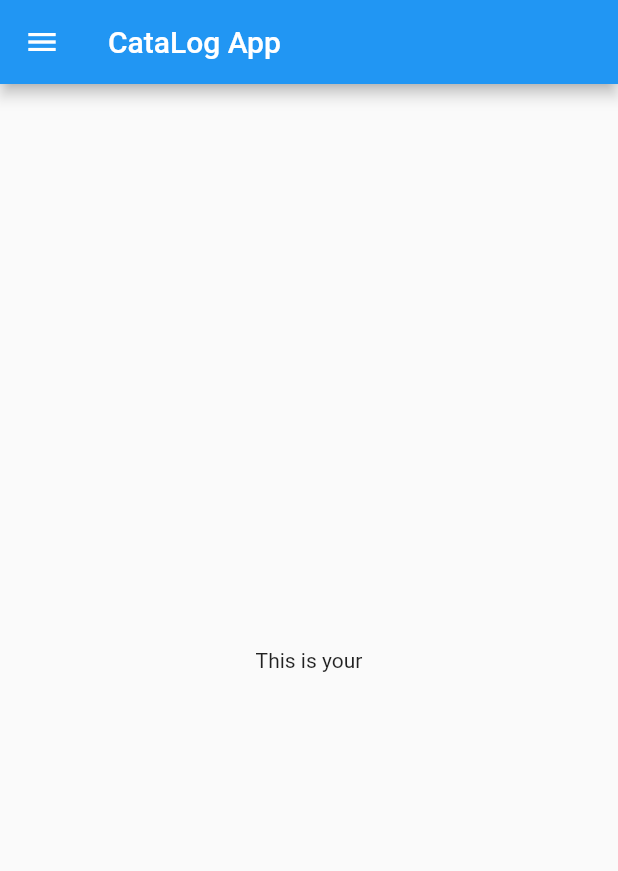
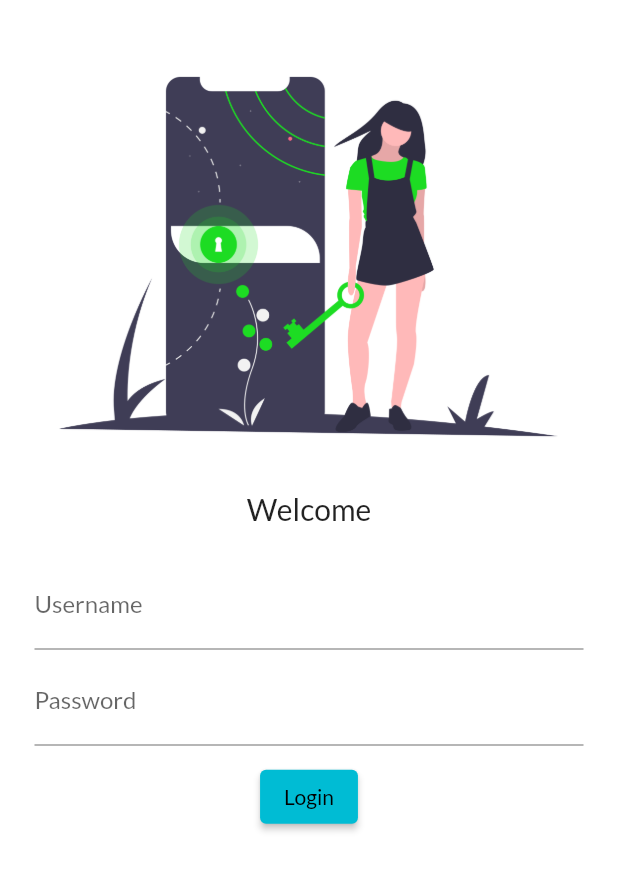
Before and after one commit to abbhowmik/Flutter_Basics, a Flutter app: the screen it shows after launch, on a phone screen of 412 x 824 dp. Shown: the top 871 px of the screen. Run offline on Flutter 3.47's test engine with Material 2 defaults, Android fonts, the phone set to English and light mode, and no system bars; our stand-ins replace google_fonts.

Commit message:
day-2 complete

```diff
--- a/lib/main.dart
+++ b/lib/main.dart
@@ -1,5 +1,7 @@
 import 'package:flutter/material.dart';
-import './home_page.dart';
+import 'pages/home_page.dart';
+import 'pages/login_page.dart';
+import 'package:google_fonts/google_fonts.dart';
 
 void main() {
   runApp(myApp());
@@ -7,10 +9,19 @@ void main() {
 
 // this is comes by typing stl(stateless widget)
 class myApp extends StatelessWidget {
+  const myApp({Key? key}) : super(key: key);
   @override
   Widget build(BuildContext context) {
     return MaterialApp(
-      home: HomePage(),
-    );
+        themeMode: ThemeMode.light,
+        theme: ThemeData(
+          primarySwatch: Colors.cyan,
+          fontFamily: GoogleFonts.lato().fontFamily,
+        ),
+        darkTheme: ThemeData(brightness: Brightness.dark),
+        routes: {
+          '/': (context) => LoginPage(),
+          '/login': (context) => HomePage(),
+        });
   }
 }
--- a/lib/home_page.dart
+++ b/lib/pages/home_page.dart
@@ -1,15 +1,16 @@
 import 'package:flutter/material.dart';
 
+// this comes from stl emmit
 class HomePage extends StatelessWidget {
   @override
   Widget build(BuildContext context) {
     return Scaffold(
       appBar: AppBar(
-        title: Text("CataLog App"),
+        title: Text("Flutter App"),
       ),
       body: Center(
         child: Container(
-          child: Text("This is your"),
+          child: Text("This is your own Flutter App created by Ashis o"),
         ),
       ),
       drawer: Drawer(),
--- /dev/null
+++ b/lib/pages/login_page.dart
@@ -0,0 +1,46 @@
+import 'package:flutter/material.dart';
+
+class LoginPage extends StatelessWidget {
+  @override
+  Widget build(BuildContext context) {
+    return Material(
+      color: Colors.white,
+      child: Column(
+        children: [
+          SizedBox(height: 25),
+          Image.asset("assets/images/welcome.jpg", fit: BoxFit.cover),
+          SizedBox(height: 10),
+          Text(
+            "Welcome",
+            style: TextStyle(fontSize: 20),
+          ),
+          Padding(
+            padding: const EdgeInsets.all(23),
+            child: Column(
+              children: [
+                TextFormField(
+                  decoration: InputDecoration(
+                      hintText: "Enter Username", labelText: "Username"),
+                ),
+                SizedBox(height: 5),
+                TextFormField(
+                  obscureText: true,
+                  decoration: InputDecoration(
+                      hintText: "Enter Password", labelText: "Password"),
+                ),
+                SizedBox(height: 10),
+                ElevatedButton(
+                  child: Text(
+                    "Login",
+                  ),
+                  style: TextButton.styleFrom(),
+                  onPressed: () => {print("Hi Ashis")},
+                ),
+              ],
+            ),
+          )
+        ],
+      ),
+    );
+  }
+}
```
Also changed, not shown: pubspec.yaml (+4 -6 lines), assets/images/welcome.jpg (added), pubspec.lock.
